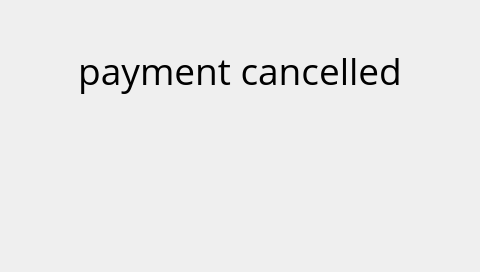
The window that xbterminal/gui/ui.ui (alexykot/xbterminal-firmware) describes before a commit, drawn with Qt 5.
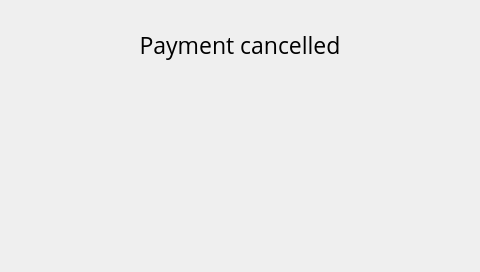
The same window after the commit. The open tabs and pages were chosen to show the change.

Commit message: Update styles for pay_cancel screen

```diff
--- a/xbterminal/gui/ui.ui
+++ b/xbterminal/gui/ui.ui
@@ -1198,19 +1198,18 @@
      <property name="geometry">
       <rect>
        <x>0</x>
-       <y>40</y>
+       <y>0</y>
        <width>480</width>
-       <height>61</height>
+       <height>90</height>
       </rect>
      </property>
      <property name="font">
       <font>
-       <family>Arial</family>
-       <pointsize>28</pointsize>
+       <pointsize>17</pointsize>
       </font>
      </property>
      <property name="text">
-      <string>payment cancelled</string>
+      <string>Payment cancelled</string>
      </property>
      <property name="alignment">
       <set>Qt::AlignCenter</set>
```
Left out of the diff: 2 changed lines with no effect on the pictures. The commit also changes 2 other files.
